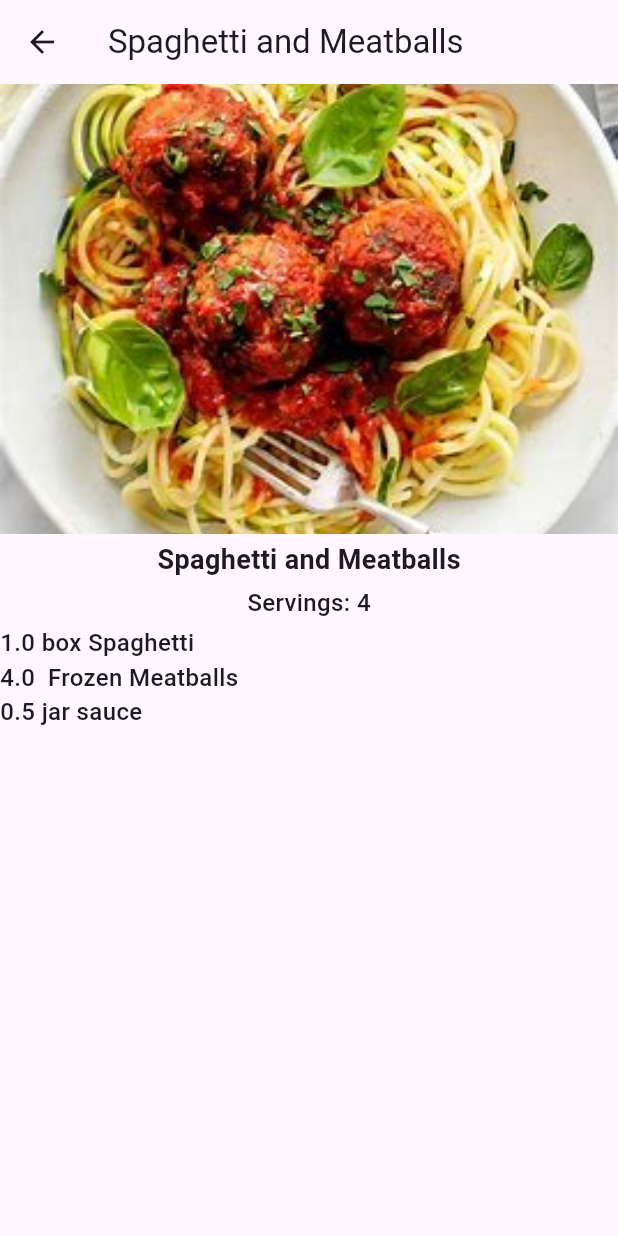
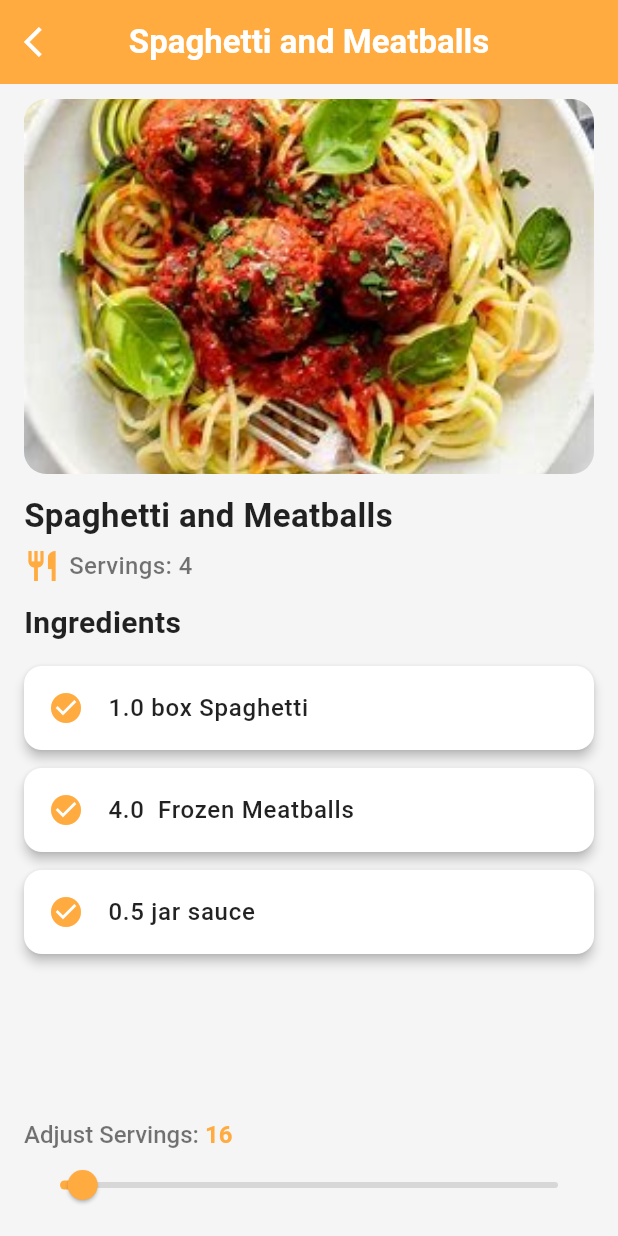
Before and after one commit to MaazU-Dev/Recipe-App, a Flutter app: the screen it shows after launch, after a tap on "Spaghetti and Meatballs", on a phone screen of 412 x 824 dp. Run offline on Flutter 3.47's test engine with Material 3 defaults, Android fonts, the phone set to English and light mode, and no system bars.

Commit message:
Second Week

```diff
--- a/lib/main.dart
+++ b/lib/main.dart
@@ -10,13 +10,14 @@ void main() {
 class Recipe extends StatelessWidget {
   const Recipe({super.key});
 
-  // This widget is the root of your application.
   @override
   Widget build(BuildContext context) {
     return MaterialApp(
+      debugShowCheckedModeBanner: false,
       title: 'Recipe Calculator',
       theme: ThemeData(
         primaryColor: Colors.white,
+        visualDensity: VisualDensity.adaptivePlatformDensity,
       ),
       home: const MyHomePage(title: 'Recipe Calculator'),
     );
@@ -26,35 +27,63 @@ class Recipe extends StatelessWidget {
 class MyHomePage extends StatefulWidget {
   const MyHomePage({super.key, required this.title});
 
-  final String title; // run time constant (final) compile time condtant (const)
+  final String title;
 
   @override
-  State<MyHomePage> createState() => _MyHomePageState(); // _ means private
+  State<MyHomePage> createState() => _MyHomePageState();
 }
 
 class _MyHomePageState extends State<MyHomePage> {
   @override
   Widget build(BuildContext context) {
     return Scaffold(
+      backgroundColor: Colors.grey[100],
       appBar: AppBar(
-        title: Text(widget.title),
+        title: Text(
+          widget.title,
+          style:
+              const TextStyle(fontWeight: FontWeight.bold, color: Colors.white),
+        ),
+        centerTitle: true,
+        backgroundColor: Colors.orangeAccent,
       ),
       body: SafeArea(
-        child: ListView.builder(
+        child: Padding(
+          padding: const EdgeInsets.all(16.0),
+          child: GridView.builder(
+            gridDelegate: SliverGridDelegateWithFixedCrossAxisCount(
+              crossAxisCount: 2, // 2 items per row
+              crossAxisSpacing: 16.0, // Space between columns
+              mainAxisSpacing: 16.0, // Space between rows
+            ),
             itemCount: MyRecipe.samples.length,
-          // itemBuilder: (BuildContext context, int index) {
-          //   return Text(MyRecipe.samples[index].label);
-          // },
             itemBuilder: (BuildContext context, int index) {
               return GestureDetector(
                 onTap: () => Navigator.push(
                   context,
                   MaterialPageRoute(
-                  builder: (context) => RecipeDetail(recipe: MyRecipe.samples[index]),
+                    builder: (context) =>
+                        RecipeDetail(recipe: MyRecipe.samples[index]),
                   ),
                 ),
-              child: buildRecipeCard(MyRecipe.samples[index]));
+                child: buildRecipeCard(MyRecipe.samples[index]),
+              );
             },
+          ),
+          // child: ListView.builder(
+          //   itemCount: MyRecipe.samples.length,
+          //   itemBuilder: (BuildContext context, int index) {
+          //     return GestureDetector(
+          //       onTap: () => Navigator.push(
+          //         context,
+          //         MaterialPageRoute(
+          //           builder: (context) => RecipeDetail(recipe: MyRecipe.samples[index]),
+          //         ),
+          //       ),
+          //       child: buildRecipeCard(MyRecipe.samples[index]),
+          //     );
+          //   },
+          // ),
         ),
       ),
     );
@@ -63,26 +92,39 @@ class _MyHomePageState extends State<MyHomePage> {
 
 Widget buildRecipeCard(MyRecipe recipe) {
   return Card(
-    elevation: 2.0,
+    margin: const EdgeInsets.only(bottom: 16.0),
+    elevation: 5.0,
+    color: Colors.white,
     shape: RoundedRectangleBorder(
+      borderRadius: BorderRadius.circular(15.0),
+    ),
+    shadowColor: Colors.black.withOpacity(0.2),
+    child: Padding(
+      padding: const EdgeInsets.all(12.0),
+      child: Column(
+        crossAxisAlignment: CrossAxisAlignment.start,
+        children: <Widget>[
+          Hero(
+            tag: recipe.label,
+            child: ClipRRect(
               borderRadius: BorderRadius.circular(10.0),
+              child: Image(
+                image: AssetImage(recipe.imageURL),
+                fit: BoxFit.fill,
+                width: double.infinity,
+                height: 180.0,
               ),
-    child: Padding(
-      padding: const EdgeInsets.all(16.0),
-      child: Column(
-        children: <Widget>[
-          Image(image: AssetImage(recipe.imageURL)),
-          // Image.asset(
-          //   recipe.imageURL,
-          //   fit: BoxFit.cover,
-          // ),
-          const SizedBox(height: 14.0),
+            ),
+          ),
+
+          const SizedBox(height: 14.0), // Spacing below the image
+
           Text(
             recipe.label,
             style: const TextStyle(
-              fontSize: 20.0,
-              fontWeight: FontWeight.w700,
-              fontFamily: 'Palatino',
+              fontSize: 22.0,
+              fontWeight: FontWeight.bold,
+              color: Colors.black87,
             ),
           ),
         ],
--- a/lib/recipe_detail.dart
+++ b/lib/recipe_detail.dart
@@ -1,6 +1,5 @@
 import 'package:flutter/material.dart';
 import 'recipe.dart';
-
 
 class RecipeDetail extends StatefulWidget {
   final MyRecipe recipe;
@@ -12,59 +11,172 @@ class RecipeDetail extends StatefulWidget {
 }
 
 class _RecipeDetailState extends State<RecipeDetail> {
+  int sliderVal = 1;
+
+  @override
+  void initState() {
+    sliderVal = widget.recipe.servings;
+    super.initState();
+  }
+
   @override
   Widget build(BuildContext context) {
     return Scaffold(
+      backgroundColor: Colors.grey[100], // Light background for elegance
       appBar: AppBar(
-        title: Text(widget.recipe.label),
+        title: Text(
+          widget.recipe.label,
+          style:
+              const TextStyle(fontWeight: FontWeight.bold, color: Colors.white),
+        ),
+        centerTitle: true,
+        backgroundColor: Colors.orangeAccent,
+        leading: IconButton(
+          icon: const Icon(
+            Icons.arrow_back_ios,
+            color: Colors.white,
+          ),
+          onPressed: () => Navigator.pop(context),
+        ),
       ),
       body: SafeArea(
+        child: Padding(
+          padding: const EdgeInsets.symmetric(horizontal: 16.0, vertical: 10.0),
           child: Column(
+            crossAxisAlignment: CrossAxisAlignment.start,
             children: <Widget>[
-            SizedBox(
-              height: 300.0,
+              // Recipe Image with rounded corners
+              ClipRRect(
+                borderRadius: BorderRadius.circular(15.0),
+                child: Container(
+                  decoration: BoxDecoration(boxShadow: [
+                    BoxShadow(
+                      color: Colors.black.withOpacity(0.1),
+                      blurRadius: 10,
+                      spreadRadius: 2,
+                    )
+                  ]),
+                  child: Hero(
+                    tag: widget.recipe.label,
+                    child: Image(
+                      image: AssetImage(widget.recipe.imageURL),
+                      fit: BoxFit.cover,
                       width: double.infinity,
-              // child: Image.asset(widget.recipe.imageURL, fit: BoxFit.cover),
-              child: Image(image: AssetImage(widget.recipe.imageURL), fit: BoxFit.cover),
+                      height: 250.0,
                     ),
-            const SizedBox(
-              height: 4.0,
                   ),
+                ),
+              ),
+
+              const SizedBox(height: 12.0),
+
+              // Recipe Title
               Text(
                 widget.recipe.label,
                 style: const TextStyle(
-                fontSize: 18.0,
+                  fontSize: 22.0,
                   fontWeight: FontWeight.bold,
+                  color: Colors.black87,
                 ),
               ),
-            const SizedBox(
-              height: 4.0,
-            ),
+
+              const SizedBox(height: 6.0),
+
+              // Servings Information
+              Row(
+                children: [
+                  const Icon(Icons.restaurant, color: Colors.orangeAccent),
+                  const SizedBox(width: 6.0),
                   Text(
                     'Servings: ${widget.recipe.servings}',
                     style: const TextStyle(
                       fontSize: 16.0,
                       fontWeight: FontWeight.w500,
+                      color: Colors.black54,
                     ),
                   ),
-            const SizedBox(
-              height: 4.0,
+                ],
               ),
+
+              const SizedBox(height: 12.0),
+
+              // Ingredients Header
+              const Text(
+                "Ingredients",
+                style: TextStyle(
+                  fontSize: 20.0,
+                  fontWeight: FontWeight.bold,
+                  color: Colors.black87,
+                ),
+              ),
+
+              const SizedBox(height: 8.0),
+
+              // Ingredients List
               Expanded(
                 child: ListView.builder(
                   itemCount: widget.recipe.ingredients.length,
                   itemBuilder: (BuildContext context, int index) {
-                  return Text(
-                    '${widget.recipe.ingredients[index].quantity} ${widget.recipe.ingredients[index].measure} ${widget.recipe.ingredients[index].name}',
+                    final ingredient = widget.recipe.ingredients[index];
+
+                    return Card(
+                      color: Colors.white,
+                      margin: const EdgeInsets.symmetric(vertical: 6.0),
+                      shape: RoundedRectangleBorder(
+                        borderRadius: BorderRadius.circular(12.0),
+                      ),
+                      elevation: 3,
+                      child: ListTile(
+                        leading: const Icon(Icons.check_circle,
+                            color: Colors.orangeAccent),
+                        title: Text(
+                          '${ingredient.quantity} ${ingredient.measure} ${ingredient.name}',
                           style: const TextStyle(
                             fontSize: 16.0,
                             fontWeight: FontWeight.w500,
+                            color: Colors.black87,
+                          ),
+                        ),
                       ),
                     );
                   },
                 ),
               ),
+
+              RichText(text: TextSpan(
+                text: 'Adjust Servings:',
+                style: const TextStyle(
+                  fontSize: 16.0,
+                  fontWeight: FontWeight.w500,
+                  color: Colors.black54,
+                ),
+                children: [
+                  TextSpan(
+                    text: ' ${sliderVal * widget.recipe.servings}',
+                    style: const TextStyle(
+                      fontSize: 16.0,
+                      fontWeight: FontWeight.bold,
+                      color: Colors.orangeAccent,
+                    ),
+                  ),
                 ],
+              ),),
+              Slider(
+                activeColor: Colors.orangeAccent,
+                inactiveColor: Colors.black12,
+                onChanged: (val) {
+                  setState(() {
+                    sliderVal = val.toInt();
+                  });
+                },
+                min: 0,
+                max: 100,
+                divisions: 100,
+                label: '${sliderVal * widget.recipe.servings}',
+                value: sliderVal.toDouble(),
+              ),
+            ],
+          ),
         ),
       ),
     );
```
Lines whose indentation alone changed are shown as unchanged.
